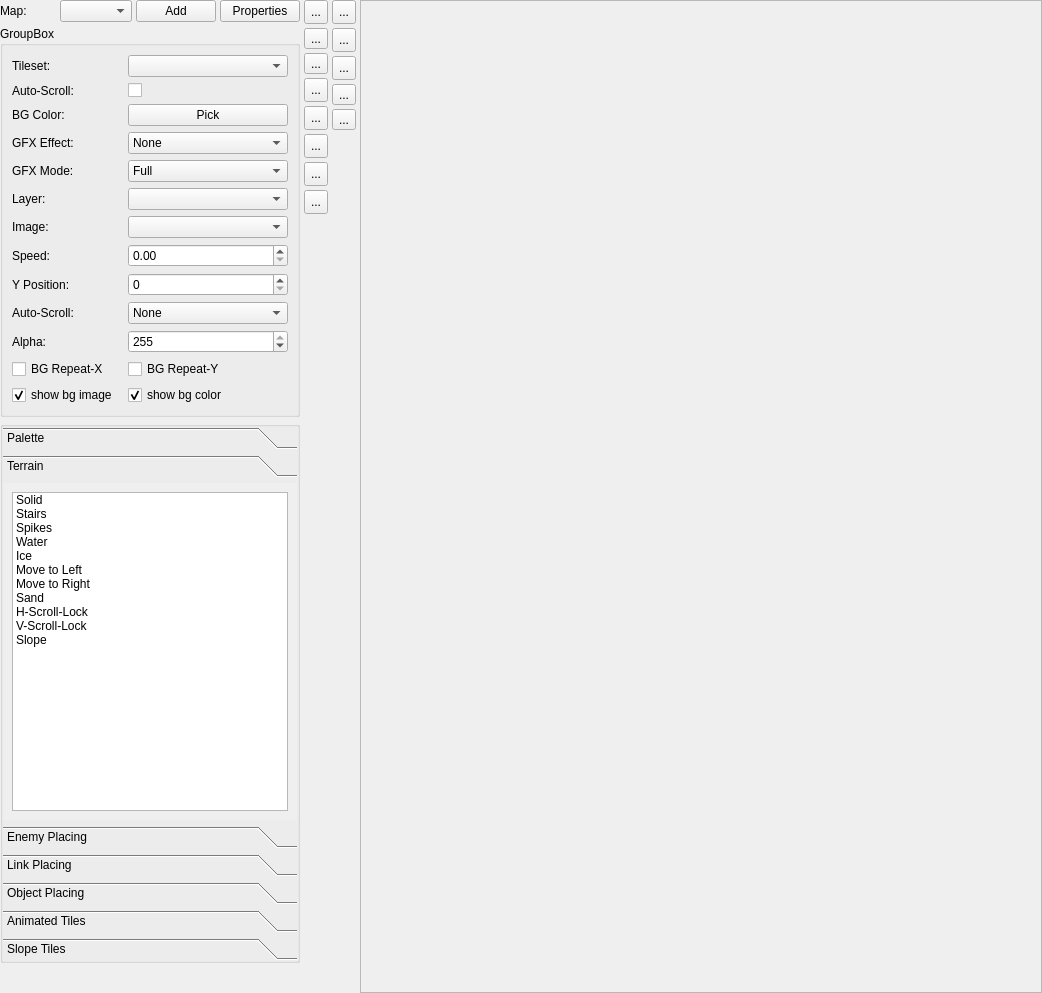
First picture: the form in editor/mainwindow_tab/map_tab.ui, repository protoman/firefly, before the edit.
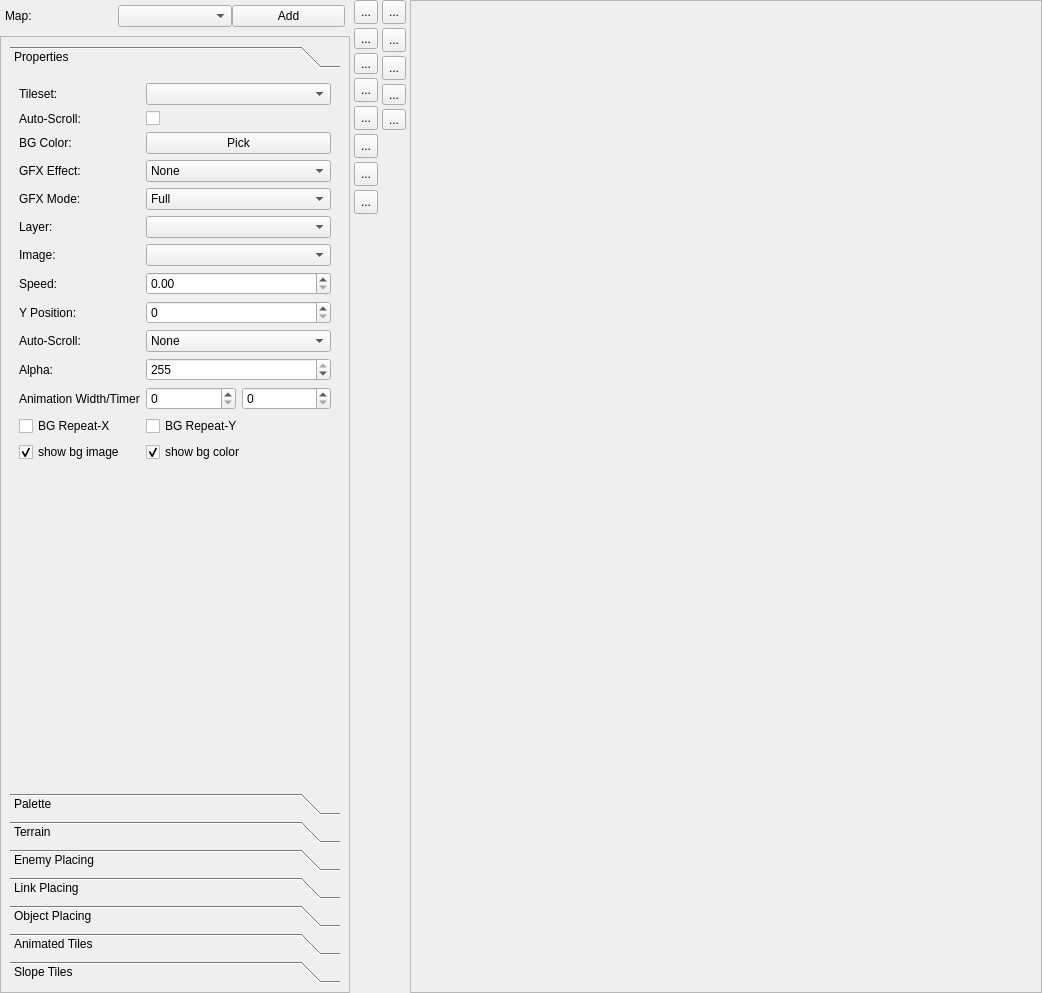
Second picture: the form after the edit. Icons and pictures are not drawn. Custom widgets are drawn as their Qt base class.

Patch:
```diff
--- a/editor/mainwindow_tab/map_tab.ui
+++ b/editor/mainwindow_tab/map_tab.ui
@@ -35,45 +35,60 @@
       <number>0</number>
      </property>
      <property name="bottomMargin">
-      <number>30</number>
+      <number>0</number>
      </property>
-     <item row="2" column="1">
-      <widget class="QGroupBox" name="groupBox">
-       <property name="sizePolicy">
-        <sizepolicy hsizetype="Expanding" vsizetype="Expanding">
-         <horstretch>0</horstretch>
-         <verstretch>0</verstretch>
-        </sizepolicy>
+     <item row="0" column="1">
+      <layout class="QGridLayout" name="gridLayout_6">
+       <property name="leftMargin">
+        <number>5</number>
        </property>
-       <property name="minimumSize">
-        <size>
-         <width>0</width>
-         <height>0</height>
-        </size>
+       <property name="topMargin">
+        <number>5</number>
        </property>
+       <property name="rightMargin">
+        <number>5</number>
+       </property>
+       <property name="bottomMargin">
+        <number>5</number>
+       </property>
+       <property name="spacing">
+        <number>0</number>
+       </property>
+       <item row="0" column="0">
+        <widget class="QLabel" name="label_21">
+         <property name="text">
+          <string>Map:</string>
+         </property>
+        </widget>
+       </item>
+       <item row="0" column="2">
+        <widget class="QPushButton" name="addMap_pushButton">
+         <property name="text">
+          <string>Add</string>
+         </property>
+        </widget>
+       </item>
+       <item row="0" column="1">
+        <widget class="QComboBox" name="mapSelector_comboBox"/>
+       </item>
+      </layout>
+     </item>
+     <item row="1" column="1">
+      <widget class="QFrame" name="frame">
        <property name="maximumSize">
         <size>
-         <width>300</width>
+         <width>350</width>
          <height>16777215</height>
         </size>
        </property>
-       <property name="title">
-        <string/>
+       <property name="frameShape">
+        <enum>QFrame::StyledPanel</enum>
        </property>
-       <layout class="QVBoxLayout" name="verticalLayout_5">
-        <property name="leftMargin">
-         <number>0</number>
-        </property>
-        <property name="topMargin">
-         <number>0</number>
-        </property>
-        <property name="rightMargin">
-         <number>0</number>
-        </property>
-        <property name="bottomMargin">
-         <number>0</number>
-        </property>
-        <item>
+       <property name="frameShadow">
+        <enum>QFrame::Raised</enum>
+       </property>
+       <layout class="QGridLayout" name="gridLayout_5">
+        <item row="0" column="0">
          <widget class="QToolBox" name="toolBox">
           <property name="enabled">
            <bool>true</bool>
@@ -94,11 +109,335 @@
            <enum>QFrame::NoFrame</enum>
           </property>
           <property name="currentIndex">
-           <number>1</number>
+           <number>0</number>
           </property>
           <property name="tabSpacing">
            <number>6</number>
           </property>
+          <widget class="QWidget" name="page_2">
+           <property name="geometry">
+            <rect>
+             <x>0</x>
+             <y>0</y>
+             <width>330</width>
+             <height>673</height>
+            </rect>
+           </property>
+           <attribute name="label">
+            <string>Properties</string>
+           </attribute>
+           <layout class="QGridLayout" name="gridLayout_4">
+            <item row="0" column="0">
+             <layout class="QGridLayout" name="gridLayout_13">
+              <item row="14" column="2">
+               <widget class="QCheckBox" name="checkBox">
+                <property name="text">
+                 <string>show bg color</string>
+                </property>
+                <property name="checked">
+                 <bool>true</bool>
+                </property>
+               </widget>
+              </item>
+              <item row="11" column="0">
+               <widget class="QLabel" name="label_6">
+                <property name="text">
+                 <string>Animation Width/Timer</string>
+                </property>
+               </widget>
+              </item>
+              <item row="9" column="2">
+               <widget class="QComboBox" name="autoScrollBG1_mode">
+                <item>
+                 <property name="text">
+                  <string>None</string>
+                 </property>
+                </item>
+                <item>
+                 <property name="text">
+                  <string>Up</string>
+                 </property>
+                </item>
+                <item>
+                 <property name="text">
+                  <string>Down</string>
+                 </property>
+                </item>
+                <item>
+                 <property name="text">
+                  <string>Left</string>
+                 </property>
+                </item>
+                <item>
+                 <property name="text">
+                  <string>Right</string>
+                 </property>
+                </item>
+                <item>
+                 <property name="text">
+                  <string>Diagonal TBD</string>
+                 </property>
+                </item>
+               </widget>
+              </item>
+              <item row="10" column="0">
+               <widget class="QLabel" name="label_8">
+                <property name="text">
+                 <string>Alpha:</string>
+                </property>
+               </widget>
+              </item>
+              <item row="2" column="2">
+               <widget class="QPushButton" name="bg_color_pick">
+                <property name="text">
+                 <string>Pick</string>
+                </property>
+               </widget>
+              </item>
+              <item row="1" column="2">
+               <widget class="QCheckBox" name="mapAutoScroll_checkBox">
+                <property name="text">
+                 <string/>
+                </property>
+               </widget>
+              </item>
+              <item row="0" column="2">
+               <widget class="QComboBox" name="v5_tileset_comboBox"/>
+              </item>
+              <item row="9" column="0">
+               <widget class="QLabel" name="label_16">
+                <property name="text">
+                 <string>Auto-Scroll:</string>
+                </property>
+               </widget>
+              </item>
+              <item row="6" column="2">
+               <widget class="QComboBox" name="bg1_filename"/>
+              </item>
+              <item row="8" column="0">
+               <widget class="QLabel" name="label_56">
+                <property name="text">
+                 <string>Y Position:</string>
+                </property>
+               </widget>
+              </item>
+              <item row="5" column="0">
+               <widget class="QLabel" name="label_13">
+                <property name="text">
+                 <string>Layer:</string>
+                </property>
+               </widget>
+              </item>
+              <item row="3" column="0">
+               <widget class="QLabel" name="label_14">
+                <property name="text">
+                 <string>GFX Effect:</string>
+                </property>
+               </widget>
+              </item>
+              <item row="2" column="0">
+               <widget class="QLabel" name="label_58">
+                <property name="text">
+                 <string>BG Color:</string>
+                </property>
+               </widget>
+              </item>
+              <item row="10" column="2">
+               <widget class="QSpinBox" name="layerAlpha_spinBox">
+                <property name="maximum">
+                 <number>255</number>
+                </property>
+                <property name="value">
+                 <number>255</number>
+                </property>
+               </widget>
+              </item>
+              <item row="12" column="2">
+               <widget class="QCheckBox" name="repeatY_checkBox">
+                <property name="text">
+                 <string>BG Repeat-Y</string>
+                </property>
+               </widget>
+              </item>
+              <item row="4" column="0">
+               <widget class="QLabel" name="label_18">
+                <property name="text">
+                 <string>GFX Mode:</string>
+                </property>
+               </widget>
+              </item>
+              <item row="6" column="0">
+               <widget class="QLabel" name="label_52">
+                <property name="text">
+                 <string>Image:</string>
+                </property>
+               </widget>
+              </item>
+              <item row="4" column="2">
+               <widget class="QComboBox" name="mapGFXMode_comboBox">
+                <property name="currentIndex">
+                 <number>0</number>
+                </property>
+                <item>
+                 <property name="text">
+                  <string>Full</string>
+                 </property>
+                </item>
+                <item>
+                 <property name="text">
+                  <string>Background</string>
+                 </property>
+                </item>
+                <item>
+                 <property name="text">
+                  <string>Overlay</string>
+                 </property>
+                </item>
+               </widget>
+              </item>
+              <item row="8" column="2">
+               <widget class="QSpinBox" name="bg1_y_pos">
+                <property name="maximum">
+                 <number>999</number>
+                </property>
+               </widget>
+              </item>
+              <item row="7" column="0">
+               <widget class="QLabel" name="label_61">
+                <property name="text">
+                 <string>Speed:</string>
+                </property>
+               </widget>
+              </item>
+              <item row="0" column="0">
+               <widget class="QLabel" name="label_27">
+                <property name="text">
+                 <string>Tileset:</string>
+                </property>
+               </widget>
+              </item>
+              <item row="3" column="2">
+               <widget class="QComboBox" name="mapGFX_comboBox">
+                <item>
+                 <property name="text">
+                  <string>None</string>
+                 </property>
+                </item>
+                <item>
+                 <property name="text">
+                  <string>Rain</string>
+                 </property>
+                </item>
+                <item>
+                 <property name="text">
+                  <string>Snow</string>
+                 </property>
+                </item>
+                <item>
+                 <property name="text">
+                  <string>Underwater</string>
+                 </property>
+                </item>
+                <item>
+                 <property name="text">
+                  <string>Train</string>
+                 </property>
+                </item>
+                <item>
+                 <property name="text">
+                  <string>Flash Stopper</string>
+                 </property>
+                </item>
+                <item>
+                 <property name="text">
+                  <string>Lighting Bolt</string>
+                 </property>
+                </item>
+                <item>
+                 <property name="text">
+                  <string>Shadow Top</string>
+                 </property>
+                </item>
+                <item>
+                 <property name="text">
+                  <string>Inferno</string>
+                 </property>
+                </item>
+               </widget>
+              </item>
+              <item row="1" column="0">
+               <widget class="QLabel" name="label_3">
+                <property name="maximumSize">
+                 <size>
+                  <width>110</width>
+                  <height>16777215</height>
+                 </size>
+                </property>
+                <property name="text">
+                 <string>Auto-Scroll:</string>
+                </property>
+               </widget>
+              </item>
+              <item row="14" column="0">
+               <widget class="QCheckBox" name="checkBox_2">
+                <property name="text">
+                 <string>show bg image</string>
+                </property>
+                <property name="checked">
+                 <bool>true</bool>
+                </property>
+               </widget>
+              </item>
+              <item row="5" column="2">
+               <widget class="QComboBox" name="layerSelector_comboBox"/>
+              </item>
+              <item row="7" column="2">
+               <widget class="QDoubleSpinBox" name="bg1_speed">
+                <property name="minimum">
+                 <double>0.000000000000000</double>
+                </property>
+                <property name="maximum">
+                 <double>4.000000000000000</double>
+                </property>
+                <property name="singleStep">
+                 <double>0.100000000000000</double>
+                </property>
+               </widget>
+              </item>
+              <item row="12" column="0">
+               <widget class="QCheckBox" name="repeatX_checkBox">
+                <property name="text">
+                 <string>BG Repeat-X</string>
+                </property>
+               </widget>
+              </item>
+              <item row="15" column="0">
+               <spacer name="verticalSpacer_5">
+                <property name="orientation">
+                 <enum>Qt::Vertical</enum>
+                </property>
+                <property name="sizeHint" stdset="0">
+                 <size>
+                  <width>20</width>
+                  <height>40</height>
+                 </size>
+                </property>
+               </spacer>
+              </item>
+              <item row="11" column="2">
+               <layout class="QHBoxLayout" name="horizontalLayout_3">
+                <item>
+                 <widget class="QSpinBox" name="bgAnimationWidth_spinBox"/>
+                </item>
+                <item>
+                 <widget class="QSpinBox" name="bgAnimationTimer_spinBox"/>
+                </item>
+               </layout>
+              </item>
+             </layout>
+            </item>
+           </layout>
+          </widget>
           <widget class="QWidget" name="page_map">
            <property name="geometry">
             <rect>
@@ -219,8 +558,8 @@
             <rect>
              <x>0</x>
              <y>0</y>
-             <width>294</width>
-             <height>246</height>
+             <width>330</width>
+             <height>677</height>
             </rect>
            </property>
            <attribute name="label">
@@ -687,334 +1026,6 @@
        </layout>
       </widget>
      </item>
-     <item row="1" column="1">
-      <widget class="QGroupBox" name="properties_groupBox">
-       <property name="maximumSize">
-        <size>
-         <width>300</width>
-         <height>16777215</height>
-        </size>
-       </property>
-       <property name="title">
-        <string>GroupBox</string>
-       </property>
-       <layout class="QGridLayout" name="gridLayout_5">
-        <item row="0" column="0">
-         <layout class="QGridLayout" name="gridLayout_13">
-          <item row="11" column="2">
-           <widget class="QCheckBox" name="repeatY_checkBox">
-            <property name="text">
-             <string>BG Repeat-Y</string>
-            </property>
-           </widget>
-          </item>
-          <item row="11" column="0">
-           <widget class="QCheckBox" name="repeatX_checkBox">
-            <property name="text">
-             <string>BG Repeat-X</string>
-            </property>
-           </widget>
-          </item>
-          <item row="6" column="0">
-           <widget class="QLabel" name="label_52">
-            <property name="text">
-             <string>Image:</string>
-            </property>
-           </widget>
-          </item>
-          <item row="9" column="2">
-           <widget class="QComboBox" name="autoScrollBG1_mode">
-            <item>
-             <property name="text">
-              <string>None</string>
-             </property>
-            </item>
-            <item>
-             <property name="text">
-              <string>Up</string>
-             </property>
-            </item>
-            <item>
-             <property name="text">
-              <string>Down</string>
-             </property>
-            </item>
-            <item>
-             <property name="text">
-              <string>Left</string>
-             </property>
-            </item>
-            <item>
-             <property name="text">
-              <string>Right</string>
-             </property>
-            </item>
-            <item>
-             <property name="text">
-              <string>Diagonal TBD</string>
-             </property>
-            </item>
-           </widget>
-          </item>
-          <item row="0" column="2">
-           <widget class="QComboBox" name="v5_tileset_comboBox"/>
-          </item>
-          <item row="5" column="2">
-           <widget class="QComboBox" name="layerSelector_comboBox"/>
-          </item>
-          <item row="10" column="0">
-           <widget class="QLabel" name="label_8">
-            <property name="text">
-             <string>Alpha:</string>
-            </property>
-           </widget>
-          </item>
-          <item row="7" column="2">
-           <widget class="QDoubleSpinBox" name="bg1_speed">
-            <property name="minimum">
-             <double>0.000000000000000</double>
-            </property>
-            <property name="maximum">
-             <double>4.000000000000000</double>
-            </property>
-            <property name="singleStep">
-             <double>0.100000000000000</double>
-            </property>
-           </widget>
-          </item>
-          <item row="4" column="2">
-           <widget class="QComboBox" name="mapGFXMode_comboBox">
-            <property name="currentIndex">
-             <number>0</number>
-            </property>
-            <item>
-             <property name="text">
-              <string>Full</string>
-             </property>
-            </item>
-            <item>
-             <property name="text">
-              <string>Background</string>
-             </property>
-            </item>
-            <item>
-             <property name="text">
-              <string>Overlay</string>
-             </property>
-            </item>
-           </widget>
-          </item>
-          <item row="2" column="0">
-           <widget class="QLabel" name="label_58">
-            <property name="text">
-             <string>BG Color:</string>
-            </property>
-           </widget>
-          </item>
-          <item row="3" column="2">
-           <widget class="QComboBox" name="mapGFX_comboBox">
-            <item>
-             <property name="text">
-              <string>None</string>
-             </property>
-            </item>
-            <item>
-             <property name="text">
-              <string>Rain</string>
-             </property>
-            </item>
-            <item>
-             <property name="text">
-              <string>Snow</string>
-             </property>
-            </item>
-            <item>
-             <property name="text">
-              <string>Underwater</string>
-             </property>
-            </item>
-            <item>
-             <property name="text">
-              <string>Train</string>
-             </property>
-            </item>
-            <item>
-             <property name="text">
-              <string>Flash Stopper</string>
-             </property>
-            </item>
-            <item>
-             <property name="text">
-              <string>Lighting Bolt</string>
-             </property>
-            </item>
-            <item>
-             <property name="text">
-              <string>Shadow Top</string>
-             </property>
-            </item>
-            <item>
-             <property name="text">
-              <string>Inferno</string>
-             </property>
-            </item>
-           </widget>
-          </item>
-          <item row="7" column="0">
-           <widget class="QLabel" name="label_61">
-            <property name="text">
-             <string>Speed:</string>
-            </property>
-           </widget>
-          </item>
-          <item row="8" column="0">
-           <widget class="QLabel" name="label_56">
-            <property name="text">
-             <string>Y Position:</string>
-            </property>
-           </widget>
-          </item>
-          <item row="1" column="0">
-           <widget class="QLabel" name="label_3">
-            <property name="maximumSize">
-             <size>
-              <width>110</width>
-              <height>16777215</height>
-             </size>
-            </property>
-            <property name="text">
-             <string>Auto-Scroll:</string>
-            </property>
-           </widget>
-          </item>
-          <item row="6" column="2">
-           <widget class="QComboBox" name="bg1_filename"/>
-          </item>
-          <item row="3" column="0">
-           <widget class="QLabel" name="label_14">
-            <property name="text">
-             <string>GFX Effect:</string>
-            </property>
-           </widget>
-          </item>
-          <item row="0" column="0">
-           <widget class="QLabel" name="label_27">
-            <property name="text">
-             <string>Tileset:</string>
-            </property>
-           </widget>
-          </item>
-          <item row="13" column="2">
-           <widget class="QCheckBox" name="checkBox">
-            <property name="text">
-             <string>show bg color</string>
-            </property>
-            <property name="checked">
-             <bool>true</bool>
-            </property>
-           </widget>
-          </item>
-          <item row="2" column="2">
-           <widget class="QPushButton" name="bg_color_pick">
-            <property name="text">
-             <string>Pick</string>
-            </property>
-           </widget>
-          </item>
-          <item row="10" column="2">
-           <widget class="QSpinBox" name="layerAlpha_spinBox">
-            <property name="maximum">
-             <number>255</number>
-            </property>
-            <property name="value">
-             <number>255</number>
-            </property>
-           </widget>
-          </item>
-          <item row="5" column="0">
-           <widget class="QLabel" name="label_13">
-            <property name="text">
-             <string>Layer:</string>
-            </property>
-           </widget>
-          </item>
-          <item row="1" column="2">
-           <widget class="QCheckBox" name="mapAutoScroll_checkBox">
-            <property name="text">
-             <string/>
-            </property>
-           </widget>
-          </item>
-          <item row="8" column="2">
-           <widget class="QSpinBox" name="bg1_y_pos">
-            <property name="maximum">
-             <number>999</number>
-            </property>
-           </widget>
-          </item>
-          <item row="9" column="0">
-           <widget class="QLabel" name="label_16">
-            <property name="text">
-             <string>Auto-Scroll:</string>
-            </property>
-           </widget>
-          </item>
-          <item row="4" column="0">
-           <widget class="QLabel" name="label_18">
-            <property name="text">
-             <string>GFX Mode:</string>
-            </property>
-           </widget>
-          </item>
-          <item row="13" column="0">
-           <widget class="QCheckBox" name="checkBox_2">
-            <property name="text">
-             <string>show bg image</string>
-            </property>
-            <property name="checked">
-             <bool>true</bool>
-            </property>
-           </widget>
-          </item>
-         </layout>
-        </item>
-       </layout>
-      </widget>
-     </item>
-     <item row="0" column="1">
-      <layout class="QGridLayout" name="gridLayout_6">
-       <property name="topMargin">
-        <number>0</number>
-       </property>
-       <property name="bottomMargin">
-        <number>0</number>
-       </property>
-       <item row="0" column="1">
-        <widget class="QComboBox" name="mapSelector_comboBox"/>
-       </item>
-       <item row="0" column="3">
-        <widget class="QPushButton" name="showHidePropertiesPushButton">
-         <property name="text">
-          <string>Properties</string>
-         </property>
-        </widget>
-       </item>
-       <item row="0" column="0">
-        <widget class="QLabel" name="label_21">
-         <property name="text">
-          <string>Map:</string>
-         </property>
-        </widget>
-       </item>
-       <item row="0" column="2">
-        <widget class="QPushButton" name="addMap_pushButton">
-         <property name="text">
-          <string>Add</string>
-         </property>
-        </widget>
-       </item>
-      </layout>
-     </item>
     </layout>
    </item>
    <item>
```
Left out of the diff: 35 changed lines with no effect on the pictures.
